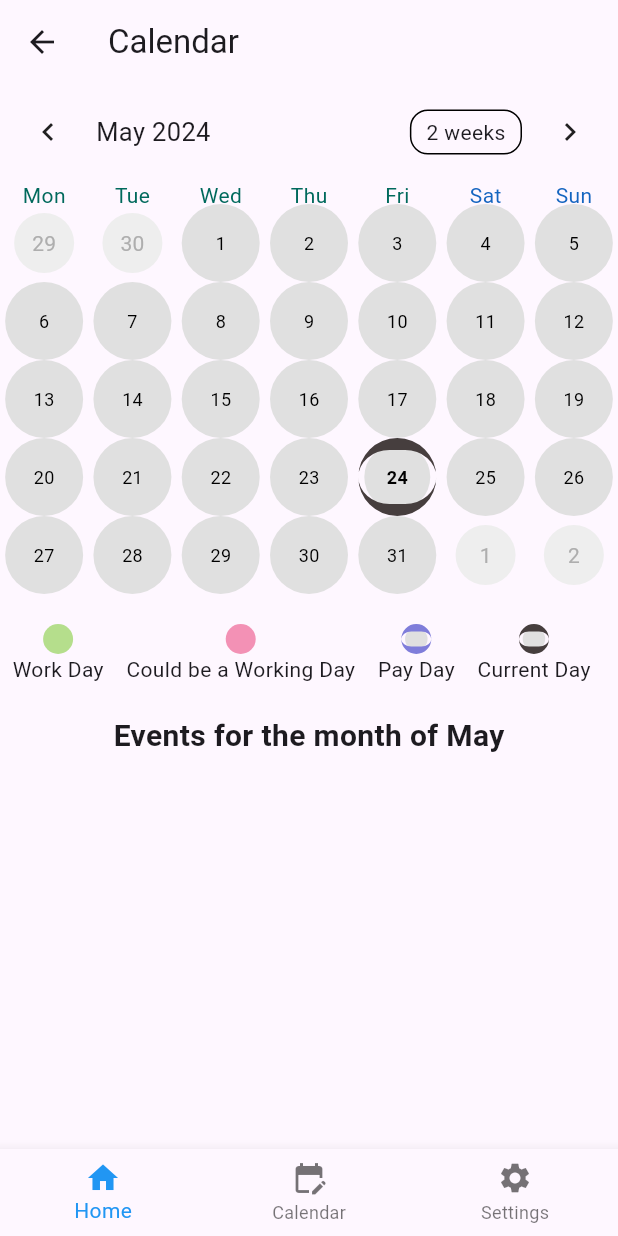
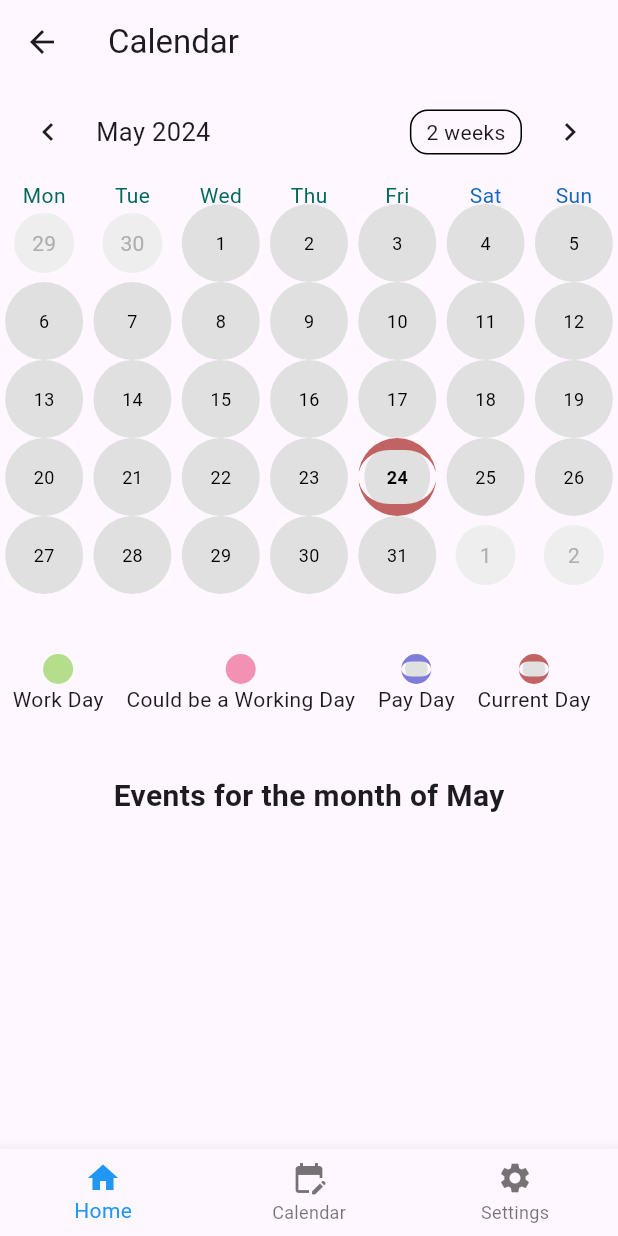
Before and after one commit to ligamt15/work_scheduler, a Flutter app: the CalendarPage screen opened by its route, on a phone screen of 412 x 824 dp. Run offline on Flutter 3.47's test engine with Material 3 defaults, Android fonts, the phone set to English and light mode, and no system bars; drawn by our look-alikes of table_calendar; our stand-ins replace cloud_firestore, firebase_auth, firebase_core; accounts and stored records are empty; network calls fail.

Commit message:
fix starting day and end day

```diff
--- a/lib/screens/calendar.dart
+++ b/lib/screens/calendar.dart
@@ -13,7 +13,7 @@ final FirebaseAuth _auth = FirebaseAuth.instance;
 const Color workDayColor = Color.fromARGB(195, 158, 214, 105);
 const Color probablyWorkingColor = Color.fromARGB(195, 239, 114, 158);
 const Color payDayColor = Color.fromARGB(255, 127, 125, 218);
-const Color currentDayColor = Color.fromARGB(255, 70, 62, 62);
+const Color currentDayColor = Color.fromARGB(255, 194, 99, 99);
 final User? currentUser = FirebaseAuth.instance.currentUser;
 
 int currentMonth = DateTime.now().month;
@@ -119,12 +119,6 @@ class CalendarPageState extends State<CalendarPage> {
               childAspectRatio = 2;
             }
 
-            DateTime nextPaymentDate =
-                DateTime.parse(snapshot.data!['nextPaymentDate']);
-            DateTime nextPaymentDateBefore = nextPaymentDate
-                .subtract(Duration(days: nextPaymentDate.day * 2));
-            DateTime nextPaymentDateAfter =
-                nextPaymentDate.add(Duration(days: nextPaymentDate.day * 2));
             List<Map<String, dynamic>> workDates =
                 List<Map<String, dynamic>>.from(snapshot.data!['workDate']);
 
@@ -158,8 +152,8 @@ class CalendarPageState extends State<CalendarPage> {
                   weekendStyle: TextStyle(color: Colors.blue[800]),
                   weekdayStyle: TextStyle(color: Colors.teal[800]),
                 ),
-                firstDay: nextPaymentDateBefore,
-                lastDay: nextPaymentDateAfter,
+                firstDay: DateTime.now().subtract(const Duration(days: 35)),
+                lastDay: DateTime.now().add(const Duration(days: 35)),
                 focusedDay: _focusedDay,
                 calendarFormat: CalendarFormat.month,
                 startingDayOfWeek: StartingDayOfWeek.monday,
@@ -403,37 +397,23 @@ class CalendarPageState extends State<CalendarPage> {
                   },
                   todayBuilder: (context, day, focusedDay) {
                     final dateKey = formatDate(day);
-                    if (eventMap[dateKey] != null) {
+
                     return Container(
                       alignment: Alignment.center,
                       width: 40,
                       height: 40,
                       decoration: BoxDecoration(
                         shape: BoxShape.circle,
-                          color: _markerColor(eventMap[dateKey]![0]),
-                        ),
-                        child: Text(
-                          '${day.day}',
-                          style: const TextStyle(
-                            color: Colors.black,
-                            fontSize: 12.0,
-                          ),
-                        ),
-                      );
-                    } else {
-                      return Container(
-                        alignment: Alignment.center,
-                        width: 40,
-                        height: 40,
-                        decoration: const BoxDecoration(
-                            shape: BoxShape.circle,
-                            color: Color.fromARGB(255, 224, 224, 224),
-                            border: Border.symmetric(
+                        color: eventMap[dateKey]?[0] != null
+                            ? _markerColor(eventMap[dateKey]![0])
+                            : const Color.fromARGB(255, 224, 224, 224),
+                        border: const Border.symmetric(
                           horizontal: BorderSide(
                             color: currentDayColor,
                             width: 8,
                           ),
-                            )),
+                        ),
+                      ),
                       child: Text('${day.day}',
                           style: const TextStyle(
                             color: Colors.black,
@@ -441,10 +421,10 @@ class CalendarPageState extends State<CalendarPage> {
                             fontWeight: FontWeight.bold,
                           )),
                     );
-                    }
                   },
                 ),
               ),
+              const SizedBox(height: 20),
               Padding(
                 padding: const EdgeInsets.symmetric(vertical: 20.0),
                 child: Wrap(
@@ -498,9 +478,7 @@ class CalendarPageState extends State<CalendarPage> {
                             ),
                           ),
                         ),
-                        const SizedBox(
-                            width:
-                                5), // Add some space between the circle and the text
+                        const SizedBox(width: 5),
                         const Text('Pay Day'),
                       ],
                     ),
@@ -521,9 +499,7 @@ class CalendarPageState extends State<CalendarPage> {
                             ),
                           ),
                         ),
-                        const SizedBox(
-                            width:
-                                5), // Add some space between the circle and the text
+                        const SizedBox(width: 5),
                         const Text('Current Day'),
                       ],
                     ),
@@ -531,6 +507,7 @@ class CalendarPageState extends State<CalendarPage> {
                   ],
                 ),
               ),
+              const SizedBox(height: 20),
               Center(
                 child: Text(
                   'Events for the month of ${DateFormat.MMMM().format(DateTime.now())}',
@@ -547,13 +524,8 @@ class CalendarPageState extends State<CalendarPage> {
                         const EdgeInsets.only(left: 30, right: 30, top: 25),
                     child: Column(
                       children: [
-                        GridView.count(
-                          crossAxisCount: crossAxisCount,
-                          childAspectRatio: childAspectRatio,
-                          shrinkWrap: true,
-                          physics: const NeverScrollableScrollPhysics(),
-                          children: [
-                            ...eventsOfMonth(sortedWorkDates, currentMonth)
+                        Wrap(
+                          children: eventsOfMonth(sortedWorkDates, currentMonth)
                               .map((event) {
                             return Column(
                               crossAxisAlignment: CrossAxisAlignment.start,
@@ -572,10 +544,12 @@ class CalendarPageState extends State<CalendarPage> {
                                     fontSize: 16,
                                   ),
                                 ),
+                                const SizedBox(
+                                  width: 200,
+                                )
                               ],
                             );
-                            })
-                          ],
+                          }).toList(),
                         ),
                       ],
                     ),
```
Lines whose indentation alone changed are shown as unchanged.
